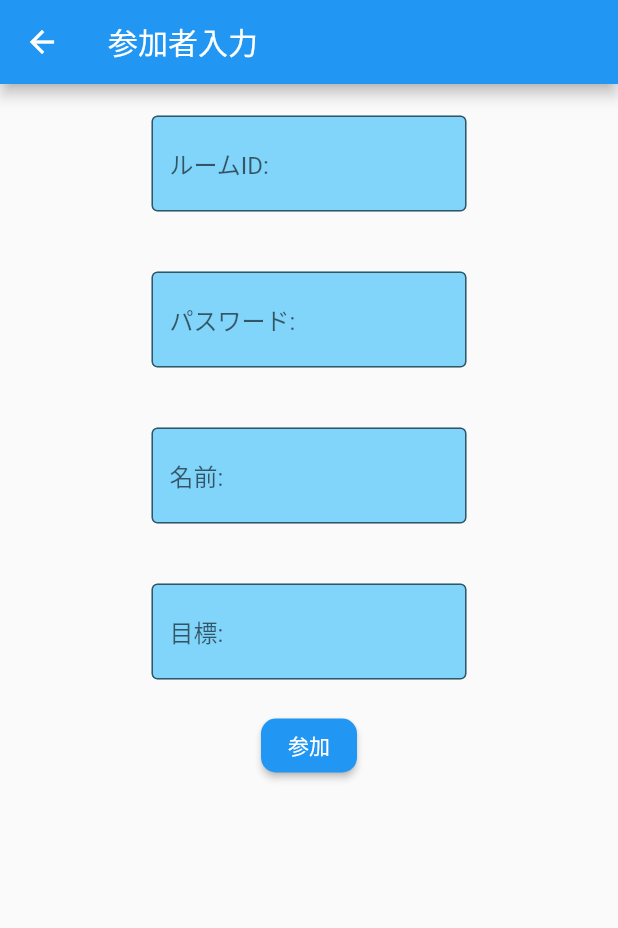
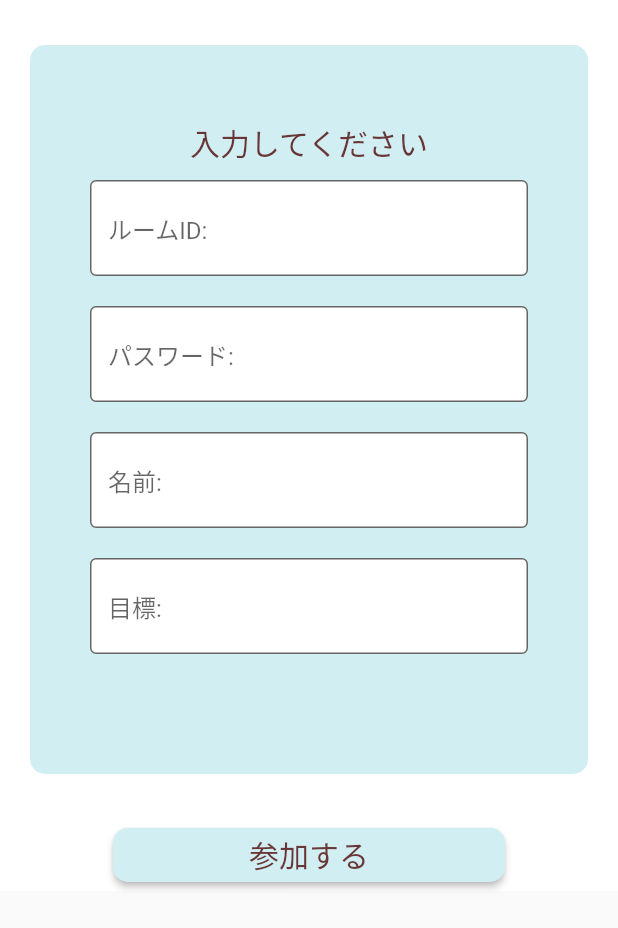
Before and after one commit to Tdrj2716/study_app_hackathon, a Flutter app: the Entrance screen opened by its route, on a phone screen of 412 x 824 dp. Shown: the top 928 px of the screen. Run offline on Flutter 3.47's test engine with Material 2 defaults, Android fonts, the phone set to English and light mode, and no system bars.

Commit message:
修正点を直しました。

```diff
--- a/lib/Entrance.dart
+++ b/lib/Entrance.dart
@@ -1,4 +1,5 @@
 import 'package:flutter/material.dart';
+import 'login.dart';
 
 class Entrance extends StatefulWidget {
   const Entrance({Key? key}) : super(key: key);
@@ -12,31 +13,62 @@ class _EntranceState extends State<Entrance> {
   Widget build(BuildContext context) {
     return Scaffold(
       resizeToAvoidBottomInset: false,
-      appBar: AppBar(
-        title: const Text('参加者入力'),
-        backgroundColor: Colors.blue,
-      ),
       body: SingleChildScrollView(
         reverse: true,
         child: Container(
-          padding: const EdgeInsets.all(1.0),
+          padding: const EdgeInsets.only(left:20,right:20,bottom:0,top:30),
+          color: Colors.white,
+          child: Column(
+            children: [
+              Container(
+                padding: const EdgeInsets.only(top:50,bottom:70),
+                decoration: BoxDecoration(
+                  color: Color(0xFFD1EEF3),
+                  borderRadius: BorderRadius.circular(10),
+                ),
+
                child: Column(
                   crossAxisAlignment: CrossAxisAlignment.start,
                   children: <Widget>[
+                    Container(
+                      alignment: Alignment.topCenter,
+                      child: Text('入力してください',
+                        style: TextStyle(
+                          color: Color(0xFF693636),
+                          fontSize: 20,
+                        ),
+                      ),
+                    ),
                     _textField('ルームID:'),
                     _textField('パスワード:'),
                     _textField('名前:'),
                     _textField('目標:'),
+
+
+
+                  ],
+               ),
+              ),
               Container(
                   alignment: Alignment.bottomCenter,
+                  padding: const EdgeInsets.only(top:30,bottom:0),
                   child: ElevatedButton(
-                    child: Text('参加'),
+                      child: Text('               参加する               ',
+                        style: TextStyle(
+                        color: Color(0xFF693636),
+                        fontSize: 20,
+                      ),
+                  ),
                       style: ElevatedButton.styleFrom(
                         shape: RoundedRectangleBorder(
                           borderRadius: BorderRadius.circular(10),
                         ),
+                          primary: Color(0xFFD1EEF3),
+
                       ),
-                    onPressed: () {}),
+                      onPressed: () {
+                        Navigator.pushNamed(context, LogIn.id);
+                      })
               ),
             ],
           ),
@@ -47,13 +79,14 @@ class _EntranceState extends State<Entrance> {
 
   Widget _textField(String hintText) {
     return Container(
-        padding: const EdgeInsets.symmetric(horizontal: 100, vertical: 20),
+        padding: const EdgeInsets.symmetric(horizontal: 40, vertical: 10),
         child: TextField(
           decoration: InputDecoration(
-              fillColor: Colors.lightBlue[200],
+              fillColor: Colors.white,
               filled: true,
               border: OutlineInputBorder(),
               hintText: hintText),
         ));
+
   }
 }
```
Lines whose indentation alone changed are shown as unchanged.
